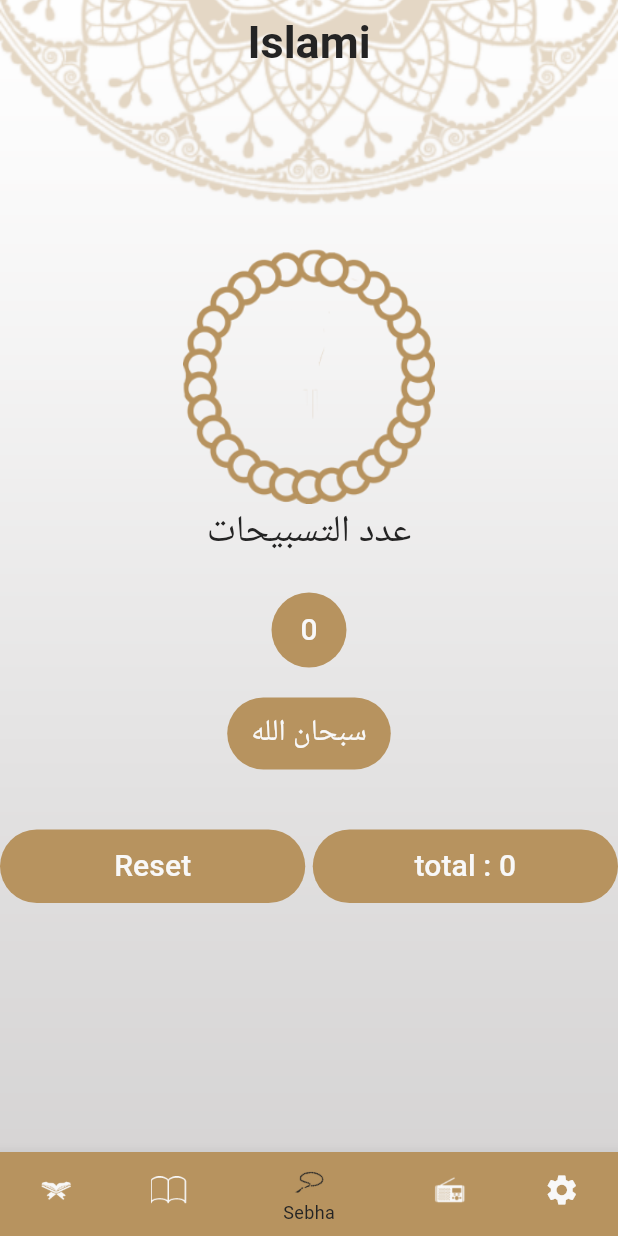
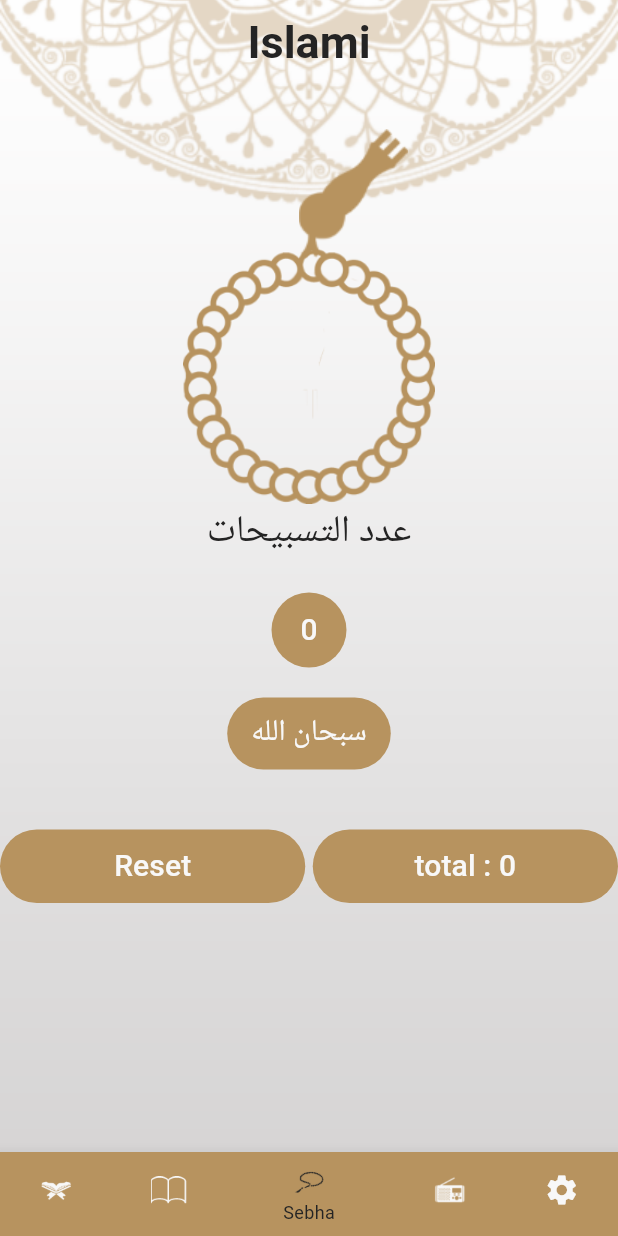
Before and after one commit to haneenAhmed1114/islamy_app, a Flutter app: the screen it shows after launch, item 3 of the bottom bar chosen, on a phone screen of 412 x 824 dp. Run offline on Flutter 3.47's test engine with Material 3 defaults, Android fonts, the phone set to English and light mode, and no system bars; our stand-ins replace shared_preferences; generated files the repository leaves out were written again.

Commit message:
initial commit

```diff
--- a/lib/modules/sebha/sebha_screen.dart
+++ b/lib/modules/sebha/sebha_screen.dart
@@ -25,6 +25,10 @@ class _SebhaScreenState extends State<SebhaScreen> {
       child: Column(
         mainAxisAlignment: MainAxisAlignment.center,
         children: [
+          Stack(
+            alignment: Alignment.topCenter,
+            clipBehavior: Clip.none,
+            children: [
               Transform.rotate(
                 angle: rotateAngle,
                 child: Image(
@@ -35,6 +39,17 @@ class _SebhaScreenState extends State<SebhaScreen> {
                   ),
                   fit: BoxFit.cover,
                 ),
+              ),
+              Positioned(
+                top: -80.0,
+                right: 18,
+                child: Image(
+                    image: AssetImage(
+                  !isDark?
+                  AppAssets.headSebhaLogo : AppAssets.headSebhaDark,
+                )),
+              ),
+            ],
           ),
           Text(
             'عدد التسبيحات',
--- a/lib/shared/utils/app_images_path.dart
+++ b/lib/shared/utils/app_images_path.dart
@@ -11,7 +11,7 @@ abstract class AppAssets
   static const String quranLogo = 'assets/images/qur2an_screen_logo.png';
   static const String hadeethLogo ='assets/images/hadeth_logo.png';
   static const String sebhaLogo = 'assets/images/body_sebha_logo.png';
-  static const String headSebhaLogo ='assets/images/body_sebha_logo.png';
+  static const String headSebhaLogo ='assets/images/head_sebha_logo.png';
   static const String headSebhaDark='assets/images/head_sebha_dark.png';
   static const String radioLogo ='assets/images/radio_image.png';
   static const String mainDarkBackground ='assets/images/dark_bg.png';
```
Lines whose indentation alone changed are shown as unchanged.
